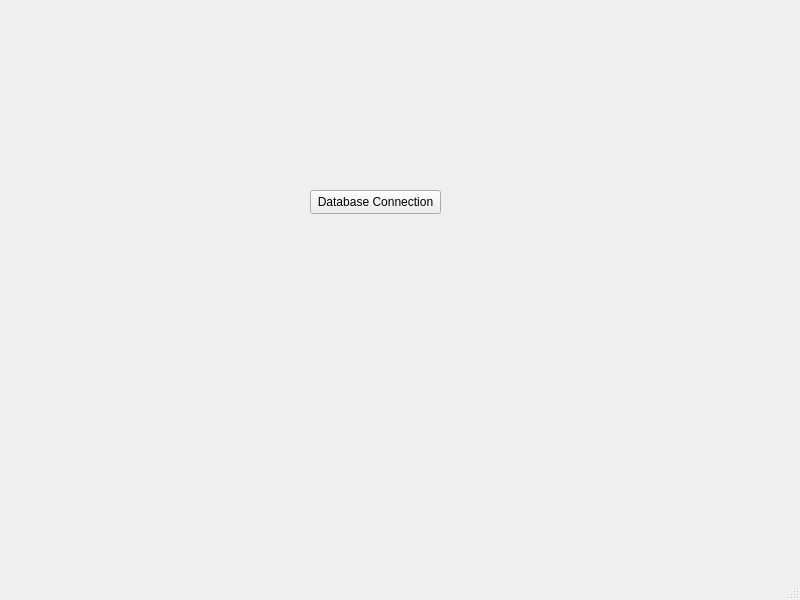
The window that qt/auto_app/mainwindow.ui (sova55/auto-tehtava) describes before a commit, drawn with Qt 5.
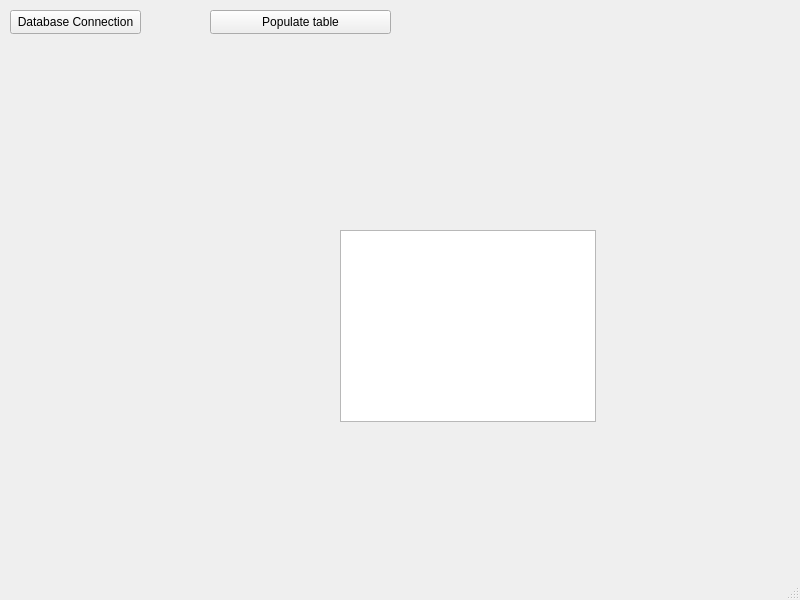
The same window after the commit.

```diff
--- a/qt/auto_app/mainwindow.ui
+++ b/qt/auto_app/mainwindow.ui
@@ -17,8 +17,8 @@
    <widget class="QPushButton" name="pushButton">
     <property name="geometry">
      <rect>
-      <x>310</x>
-      <y>190</y>
+      <x>10</x>
+      <y>10</y>
       <width>131</width>
       <height>24</height>
      </rect>
@@ -27,6 +27,29 @@
      <string>Database Connection</string>
     </property>
    </widget>
+   <widget class="QPushButton" name="pushButton_2">
+    <property name="geometry">
+     <rect>
+      <x>210</x>
+      <y>10</y>
+      <width>181</width>
+      <height>24</height>
+     </rect>
+    </property>
+    <property name="text">
+     <string>Populate table</string>
+    </property>
+   </widget>
+   <widget class="QTableView" name="tableView">
+    <property name="geometry">
+     <rect>
+      <x>340</x>
+      <y>230</y>
+      <width>256</width>
+      <height>192</height>
+     </rect>
+    </property>
+   </widget>
   </widget>
   <widget class="QMenuBar" name="menubar">
    <property name="geometry">
```
